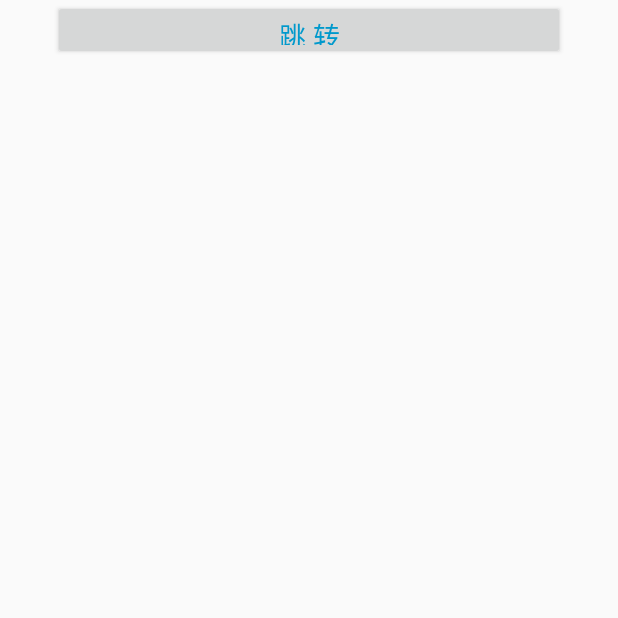
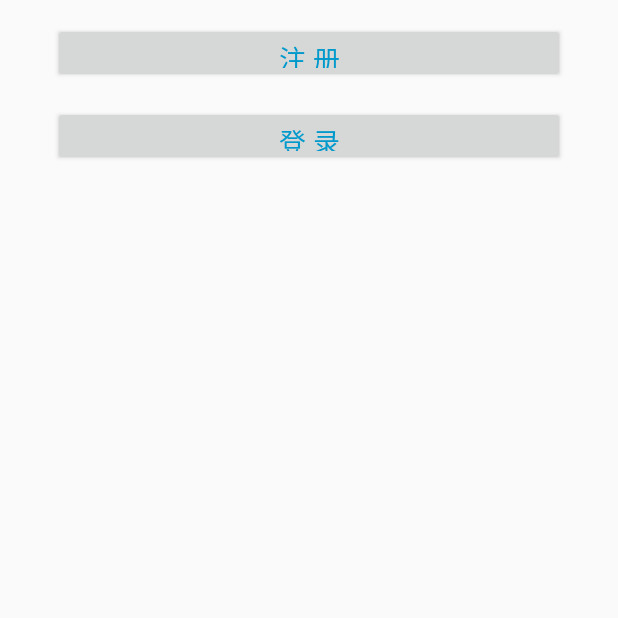
Before and after one commit to huiruo/booking, an Android app: the screen it shows after launch (MainActivity), on a phone screen of 412 x 824 dp, the top half of it. Run offline under Robolectric (Android 15) with nearby library versions, the phone set to English and light mode, and no system bars.

```diff
--- a/Booking_back/src/main/java/com/booking/entity/Result.java
+++ b/Booking_back/src/main/java/com/booking/entity/Result.java
@@ -12,7 +12,6 @@ import lombok.experimental.Accessors;
 @ToString
 @Accessors(chain=true)
 public class Result {
-    private Boolean state = true;
+    private int code;
     private String msg;
-    private String userId;
 }
--- a/Booking_back/src/main/java/com/booking/entity/User.java
+++ b/Booking_back/src/main/java/com/booking/entity/User.java
@@ -4,11 +4,13 @@ import lombok.AllArgsConstructor;
 import lombok.Data;
 import lombok.NoArgsConstructor;
 import lombok.ToString;
+import lombok.experimental.Accessors;
 
 @Data
 @AllArgsConstructor
 @NoArgsConstructor
 @ToString
+@Accessors(chain=true)
 public class User {
     private String id;
     private String account;
--- a/Booking_front/app/src/main/AndroidManifest.xml
+++ b/Booking_front/app/src/main/AndroidManifest.xml
@@ -32,5 +32,6 @@
             </intent-filter>
         </activity>
         <activity android:name="com.booking.activity.RegisterActivity"></activity>
+        <activity android:name="com.booking.activity.LoginActivity"></activity>
     </application>
 </manifest>
--- a/Booking_front/app/src/main/java/com/booking/activity/MainActivity.java
+++ b/Booking_front/app/src/main/java/com/booking/activity/MainActivity.java
@@ -12,7 +12,8 @@ import android.widget.Button;
 import com.booking.R;
 
 public class MainActivity extends AppCompatActivity {
-    Button btn_goTo;
+    Button goToRegister;
+    Button goToLogin;
 
     @Override
     protected void onCreate(Bundle savedInstanceState) {
@@ -23,12 +24,19 @@ public class MainActivity extends AppCompatActivity {
     }
 
     private void init() {
-        btn_goTo = findViewById(R.id.goTo);
-        btn_goTo.setOnClickListener(new View.OnClickListener() {
+        goToRegister = findViewById(R.id.registerBtn);
+        goToLogin = findViewById(R.id.loginBtn);
+        goToRegister.setOnClickListener(new View.OnClickListener() {
             @Override
             public void onClick(View v) {
                 Intent intent = new Intent(MainActivity.this, RegisterActivity.class);
-                Log.d("data", "test");
+                startActivity(intent);
+            }
+        });
+        goToLogin.setOnClickListener(new View.OnClickListener() {
+            @Override
+            public void onClick(View v) {
+                Intent intent = new Intent(MainActivity.this, LoginActivity.class);
                 startActivity(intent);
             }
         });
--- a/Booking_front/app/src/main/res/layout/activity_main.xml
+++ b/Booking_front/app/src/main/res/layout/activity_main.xml
@@ -4,16 +4,29 @@
     xmlns:tools="http://schemas.android.com/tools"
     android:layout_width="match_parent"
     android:layout_height="match_parent"
-    tools:context=".activity.MainActivity">
+    android:orientation="vertical"
+    tools:context=".activity.MainActivity"
+    >
     <Button
-        android:id="@+id/goTo"
+        android:id="@+id/registerBtn"
         android:layout_width="fill_parent"
         android:layout_height="40dp"
         android:layout_gravity="center_horizontal"
         android:layout_marginLeft="35dp"
         android:layout_marginRight="35dp"
         android:layout_marginTop="15dp"
-        android:text="跳 转"
+        android:text="注 册"
+        android:textColor="@android:color/holo_blue_dark"
+        android:textSize="18sp"/>
+    <Button
+        android:id="@+id/loginBtn"
+        android:layout_width="fill_parent"
+        android:layout_height="40dp"
+        android:layout_gravity="center_horizontal"
+        android:layout_marginLeft="35dp"
+        android:layout_marginRight="35dp"
+        android:layout_marginTop="15dp"
+        android:text="登 录"
         android:textColor="@android:color/holo_blue_dark"
         android:textSize="18sp"/>
 </LinearLayout>
```
Also changed, not shown: Booking_back/src/main/java/com/booking/controller/UserController.java (+14 -10 lines), Booking_back/src/main/java/com/booking/entity/JsonResult.java (added, +50 -0 lines), Booking_front/app/src/main/java/com/booking/activity/LoginActivity.java (added, +89 -0 lines), Booking_front/app/src/main/java/com/booking/activity/RegisterActivity.java (+8 -1 lines), Booking_front/app/src/main/res/layout/activity_login.xml (added, +34 -0 lines).
